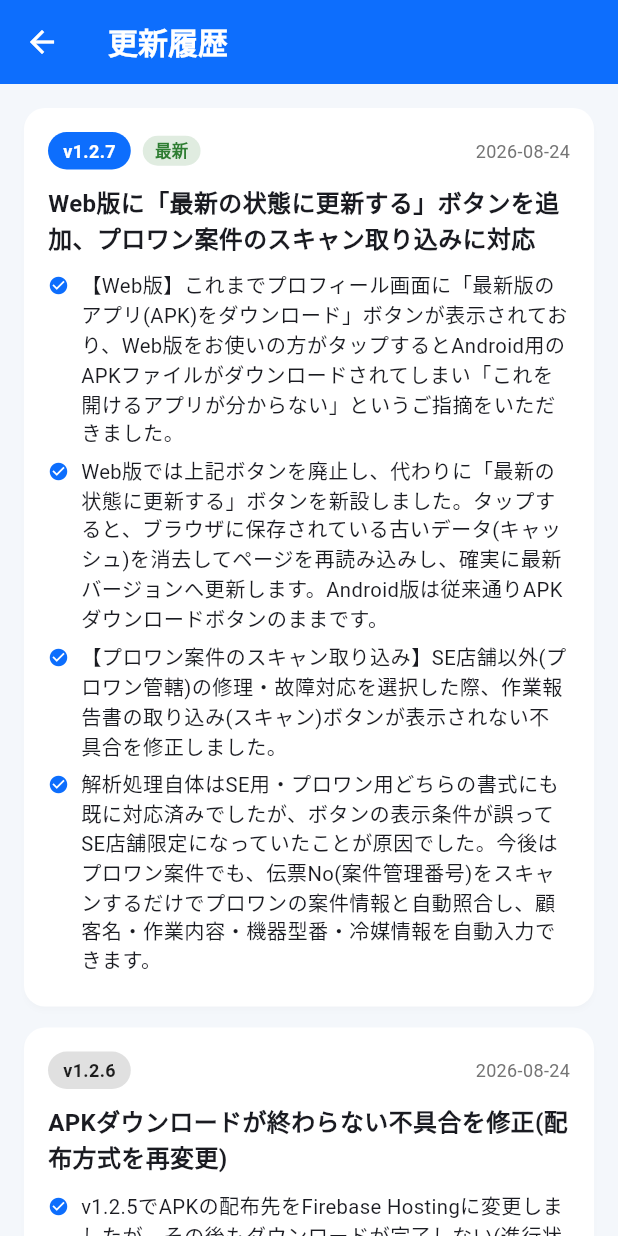
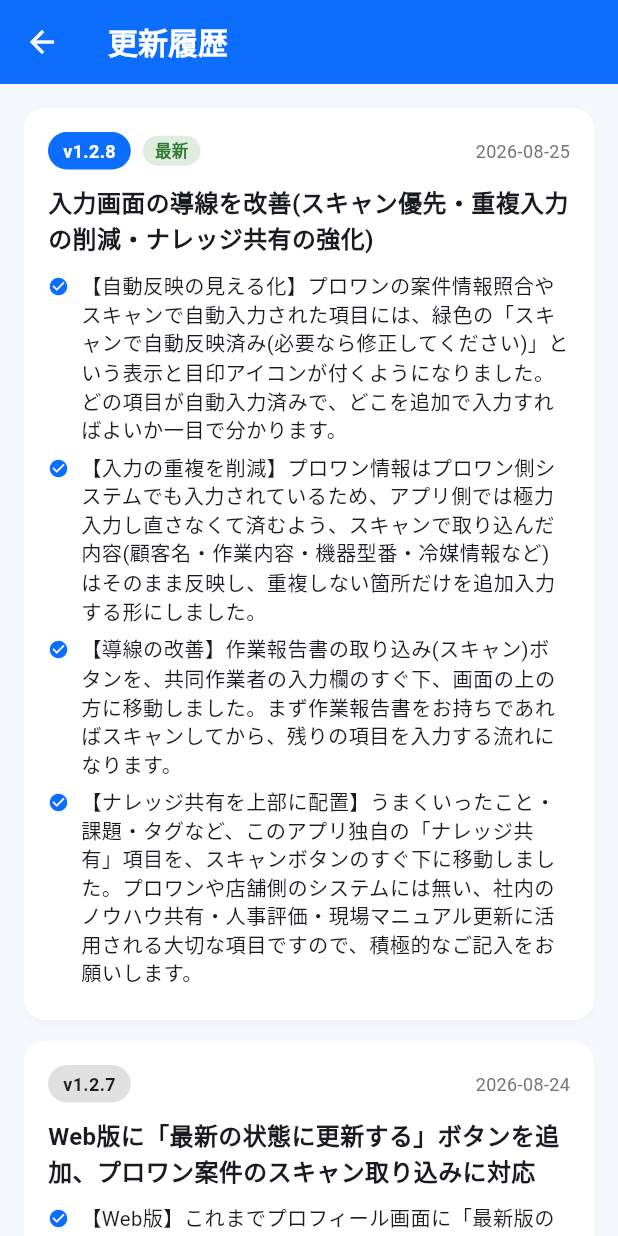
Before and after one commit to sn-naka3692/maintenance-log-app, a Flutter app: the ChangelogScreen screen opened directly, on a phone screen of 412 x 824 dp. Run offline on Flutter 3.47's test engine with Material 3 defaults, Android fonts, the phone set to English and light mode, and no system bars; our stand-ins replace cloud_firestore, firebase_auth, firebase_core, fl_chart, image_picker, package_info_plus and 4 more; missing offline and left inert: dart:js_interop, file_saver; accounts and stored records are empty.

Commit message:
v1.2.8: 入力画面の導線改善(自動反映の見える化・スキャン優先・ナレッジ共有の強化)
- プロワン照合/スキャンで自動入力された項目に緑色の「自動反映済み」表示を追加
- スキャン取り込みボタンを画面上部(共同作業者欄の直後)へ移動
- ナレッジ共有セクションをスキャンボタン直後に配置し積極的な入力を促進
- 重複するプロワン情報項目は自動反映、それ以外だけ追加入力する設計に変更
- スキャン案内文言を自動反映バッジと整合する内容に更新

```diff
--- a/lib/data/changelog_data.dart
+++ b/lib/data/changelog_data.dart
@@ -19,6 +19,30 @@ class ChangelogEntry {
 
 /// 新しい更新ほどリストの先頭に追加すること。
 const List<ChangelogEntry> changelogEntries = [
+  ChangelogEntry(
+    version: '1.2.8',
+    date: '2026-08-25',
+    title: '入力画面の導線を改善(スキャン優先・重複入力の削減・ナレッジ共有の強化)',
+    details: [
+      '【自動反映の見える化】プロワンの案件情報照合やスキャンで自動入力された'
+          '項目には、緑色の「スキャンで自動反映済み(必要なら修正してください)」'
+          'という表示と目印アイコンが付くようになりました。どの項目が自動入力'
+          '済みで、どこを追加で入力すればよいか一目で分かります。',
+      '【入力の重複を削減】プロワン情報はプロワン側システムでも入力されて'
+          'いるため、アプリ側では極力入力し直さなくて済むよう、スキャンで'
+          '取り込んだ内容(顧客名・作業内容・機器型番・冷媒情報など)は'
+          'そのまま反映し、重複しない箇所だけを追加入力する形にしました。',
+      '【導線の改善】作業報告書の取り込み(スキャン)ボタンを、共同作業者の'
+          '入力欄のすぐ下、画面の上の方に移動しました。まず作業報告書を'
+          'お持ちであればスキャンしてから、残りの項目を入力する流れに'
+          'なります。',
+      '【ナレッジ共有を上部に配置】うまくいったこと・課題・タグなど、'
+          'このアプリ独自の「ナレッジ共有」項目を、スキャンボタンの'
+          'すぐ下に移動しました。プロワンや店舗側のシステムには無い、'
+          '社内のノウハウ共有・人事評価・現場マニュアル更新に活用される'
+          '大切な項目ですので、積極的なご記入をお願いします。',
+    ],
+  ),
   ChangelogEntry(
     version: '1.2.7',
     date: '2026-08-24',
--- a/pubspec.yaml
+++ b/pubspec.yaml
@@ -16,7 +16,7 @@ publish_to: 'none' # Remove this line if you wish to publish to pub.dev
 # https://developer.apple.com/library/archive/documentation/General/Reference/InfoPlistKeyReference/Articles/CoreFoundationKeys.html
 # In Windows, build-name is used as the major, minor, and patch parts
 # of the product and file versions while build-number is used as the build suffix.
-version: 1.2.7+16
+version: 1.2.8+17
 
 environment:
   sdk: ^3.9.2
```
Also changed, not shown: lib/screens/report_edit_screen.dart (+155 -90 lines).
